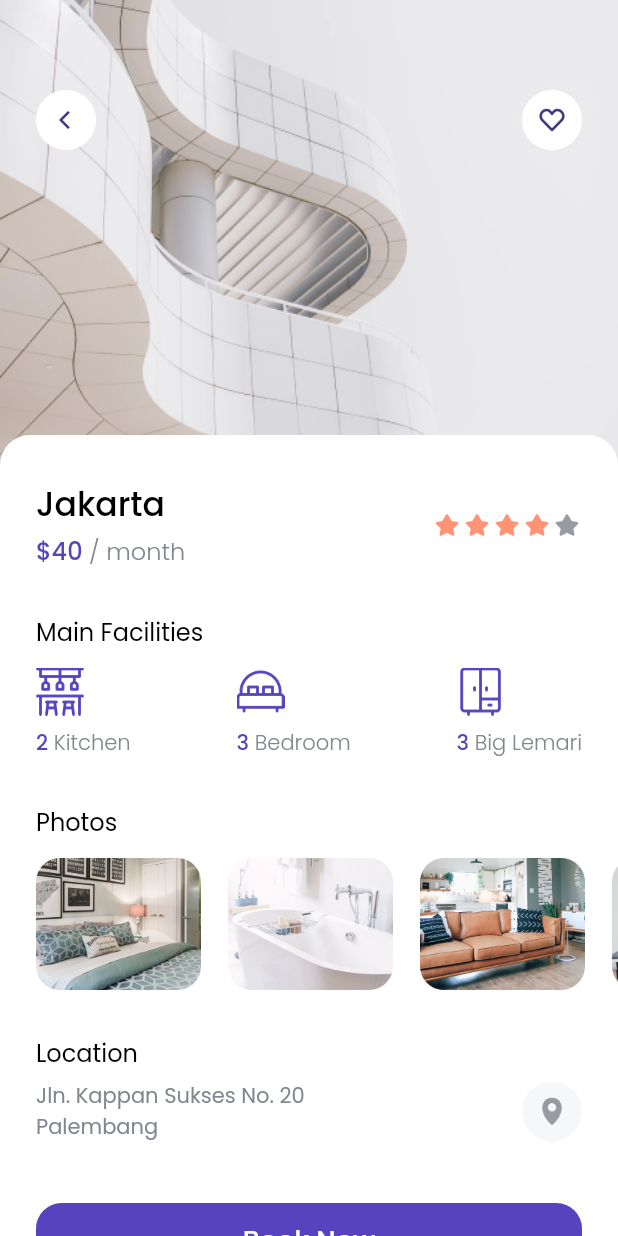
After one commit to muharrir/cozy, a Flutter app: the HomePage screen opened by its route, after a tap on "Jakarta", on a phone screen of 412 x 824 dp. The commit adds this screen. Run offline on Flutter 3.47's test engine with Material 2 defaults, Android fonts, the phone set to English and light mode, and no system bars; our stand-ins replace google_fonts.

Commit message:
added&update  widget + added details page

```diff
--- /dev/null
+++ b/lib/pages/details_page.dart
@@ -0,0 +1,312 @@
+import 'package:cozy/theme.dart';
+import 'package:cozy/widgets/facilities_card.dart';
+import 'package:flutter/material.dart';
+
+class DetailsPage extends StatelessWidget {
+  final String imageUrl;
+  final String title;
+  final int? price;
+
+  const DetailsPage({
+    super.key,
+    required this.imageUrl,
+    required this.title,
+    required this.price,
+  });
+
+  @override
+  Widget build(BuildContext context) {
+    return Scaffold(
+      backgroundColor: kWhiteColor,
+      body: Stack(
+        children: [
+          Image.asset(
+            imageUrl,
+            width: double.infinity,
+            height: 350,
+            fit: BoxFit.cover,
+          ),
+          ListView(
+            children: [
+              const SizedBox(
+                height: 290,
+              ),
+              Container(
+                decoration: BoxDecoration(
+                  borderRadius: const BorderRadius.vertical(
+                    top: Radius.circular(20),
+                  ),
+                  color: kWhiteColor,
+                ),
+                child: Column(
+                  crossAxisAlignment: CrossAxisAlignment.start,
+                  children: [
+                    const SizedBox(
+                      height: 30,
+                    ),
+                    Padding(
+                      padding: const EdgeInsets.symmetric(horizontal: 24),
+                      child: Row(
+                        mainAxisAlignment: MainAxisAlignment.spaceBetween,
+                        children: [
+                          Column(
+                            crossAxisAlignment: CrossAxisAlignment.start,
+                            children: [
+                              Text(
+                                title,
+                                style: blackTextStyle.copyWith(
+                                  fontSize: 22,
+                                  fontWeight: medium,
+                                ),
+                              ),
+                              const SizedBox(
+                                height: 2,
+                              ),
+                              Text.rich(
+                                TextSpan(
+                                  text: '\$$price',
+                                  style: purpleTextStyle.copyWith(
+                                    fontSize: 16,
+                                    fontWeight: medium,
+                                  ),
+                                  children: [
+                                    TextSpan(
+                                      text: ' / month',
+                                      style: greyTextStyle.copyWith(
+                                        fontSize: 16,
+                                        fontWeight: light,
+                                      ),
+                                    ),
+                                  ],
+                                ),
+                              ),
+                            ],
+                          ),
+                          Row(
+                            children: [
+                              Image.asset(
+                                'assets/icon_star.png',
+                                width: 20,
+                              ),
+                              Image.asset(
+                                'assets/icon_star.png',
+                                width: 20,
+                              ),
+                              Image.asset(
+                                'assets/icon_star.png',
+                                width: 20,
+                              ),
+                              Image.asset(
+                                'assets/icon_star.png',
+                                width: 20,
+                              ),
+                              Image.asset(
+                                'assets/icon_star.png',
+                                width: 20,
+                                color: kGreyColor2,
+                              ),
+                            ],
+                          ),
+                        ],
+                      ),
+                    ),
+                    const SizedBox(
+                      height: 30,
+                    ),
+                    Padding(
+                      padding: const EdgeInsets.symmetric(horizontal: 24),
+                      child: Column(
+                        crossAxisAlignment: CrossAxisAlignment.start,
+                        children: [
+                          Text(
+                            'Main Facilities',
+                            style: blackTextStyle.copyWith(
+                              fontSize: 16,
+                            ),
+                          ),
+                          const SizedBox(
+                            height: 12,
+                          ),
+                          Row(
+                            mainAxisAlignment: MainAxisAlignment.spaceBetween,
+                            children: const [
+                              FacilitiesCard(
+                                imageUrl: 'assets/icon_kitchen.png',
+                                amount: 2,
+                                type: ' Kitchen',
+                              ),
+                              FacilitiesCard(
+                                imageUrl: 'assets/icon_bedroom.png',
+                                amount: 3,
+                                type: ' Bedroom',
+                              ),
+                              FacilitiesCard(
+                                imageUrl: 'assets/icon_cupboard.png',
+                                amount: 3,
+                                type: ' Big Lemari',
+                              ),
+                            ],
+                          ),
+                        ],
+                      ),
+                    ),
+                    const SizedBox(
+                      height: 30,
+                    ),
+                    Column(
+                      crossAxisAlignment: CrossAxisAlignment.start,
+                      children: [
+                        Padding(
+                          padding: const EdgeInsets.symmetric(horizontal: 24),
+                          child: Text(
+                            'Photos',
+                            style: blackTextStyle.copyWith(
+                              fontSize: 16,
+                            ),
+                          ),
+                        ),
+                        const SizedBox(
+                          height: 12,
+                        ),
+                        SingleChildScrollView(
+                          scrollDirection: Axis.horizontal,
+                          child: Row(
+                            children: [
+                              const SizedBox(
+                                width: 24,
+                              ),
+                              Image.asset(
+                                'assets/photo1.png',
+                                width: 110,
+                                height: 88,
+                              ),
+                              const SizedBox(
+                                width: 18,
+                              ),
+                              Image.asset(
+                                'assets/photo2.png',
+                                width: 110,
+                                height: 88,
+                              ),
+                              const SizedBox(
+                                width: 18,
+                              ),
+                              Image.asset(
+                                'assets/photo3.png',
+                                width: 110,
+                                height: 88,
+                              ),
+                              const SizedBox(
+                                width: 18,
+                              ),
+                              Image.asset(
+                                'assets/photo4.png',
+                                width: 110,
+                                height: 88,
+                              ),
+                              const SizedBox(
+                                width: 18,
+                              ),
+                              Image.asset(
+                                'assets/photo5.png',
+                                width: 110,
+                                height: 88,
+                              ),
+                              const SizedBox(
+                                width: 24,
+                              ),
+                            ],
+                          ),
+                        ),
+                      ],
+                    ),
+                    const SizedBox(
+                      height: 30,
+                    ),
+                    Padding(
+                      padding: const EdgeInsets.symmetric(horizontal: 24),
+                      child: Column(
+                        crossAxisAlignment: CrossAxisAlignment.start,
+                        children: [
+                          Text(
+                            'Location',
+                            style: blackTextStyle.copyWith(
+                              fontSize: 16,
+                            ),
+                          ),
+                          const SizedBox(
+                            height: 6,
+                          ),
+                          Row(
+                            mainAxisAlignment: MainAxisAlignment.spaceBetween,
+                            children: [
+                              Text(
+                                'Jln. Kappan Sukses No. 20\nPalembang',
+                                style: greyTextStyle,
+                              ),
+                              Image.asset(
+                                'assets/btn_map.png',
+                                width: 40,
+                                height: 40,
+                              ),
+                            ],
+                          ),
+                        ],
+                      ),
+                    ),
+                    Container(
+                      margin: const EdgeInsets.symmetric(
+                        horizontal: 24,
+                        vertical: 40,
+                      ),
+                      height: 50,
+                      width: double.infinity,
+                      decoration: BoxDecoration(
+                        borderRadius: BorderRadius.circular(17),
+                        color: kPurpleColor,
+                      ),
+                      child: TextButton(
+                        onPressed: (() {}),
+                        child: Text(
+                          'Book Now',
+                          style: whiteTextStyle.copyWith(
+                            fontSize: 18,
+                            fontWeight: medium,
+                          ),
+                        ),
+                      ),
+                    )
+                  ],
+                ),
+              ),
+            ],
+          ),
+          Padding(
+            padding: const EdgeInsets.symmetric(
+              horizontal: 24,
+              vertical: 60,
+            ),
+            child: Row(
+              mainAxisAlignment: MainAxisAlignment.spaceBetween,
+              children: [
+                InkWell(
+                  onTap: () {
+                    Navigator.pop(context);
+                  },
+                  child: Image.asset(
+                    'assets/btn_back.png',
+                    width: 40,
+                  ),
+                ),
+                Image.asset(
+                  'assets/btn_wishlist.png',
+                  width: 40,
+                ),
+              ],
+            ),
+          ),
+        ],
+      ),
+    );
+  }
+}
--- a/lib/pages/home_page.dart
+++ b/lib/pages/home_page.dart
@@ -149,6 +149,20 @@ class HomePage extends StatelessWidget {
                     city: 'Jakarta, Indonesia',
                     rating: 3,
                   ),
+                  const SpaceCard(
+                    imageUrl: 'assets/space4.png',
+                    title: 'Orang Crown',
+                    price: 552,
+                    city: 'Halla, Sumatra',
+                    rating: 5,
+                  ),
+                  const SpaceCard(
+                    imageUrl: 'assets/space5.png',
+                    title: 'City of Cactus',
+                    price: 20,
+                    city: 'Jakarta, Indonesia',
+                    rating: 3,
+                  ),
                 ],
               ),
             ),
--- a/lib/widgets/city_card.dart
+++ b/lib/widgets/city_card.dart
@@ -1,3 +1,4 @@
+import 'package:cozy/pages/details_page.dart';
 import 'package:flutter/material.dart';
 
 import '../theme.dart';
@@ -16,7 +17,20 @@ class CityCard extends StatelessWidget {
 
   @override
   Widget build(BuildContext context) {
-    return Container(
+    return GestureDetector(
+      onTap: () {
+        Navigator.push(
+          context,
+          MaterialPageRoute(
+            builder: (context) => DetailsPage(
+              imageUrl: imageUrl,
+              title: city,
+              price: 40,
+            ),
+          ),
+        );
+      },
+      child: Container(
         width: 120,
         height: 150,
         margin: const EdgeInsets.only(
@@ -81,6 +95,7 @@ class CityCard extends StatelessWidget {
             )
           ],
         ),
+      ),
     );
   }
 }
--- /dev/null
+++ b/lib/widgets/facilities_card.dart
@@ -0,0 +1,47 @@
+import 'package:cozy/theme.dart';
+import 'package:flutter/material.dart';
+
+class FacilitiesCard extends StatelessWidget {
+  final String imageUrl;
+  final int amount;
+  final String type;
+
+  const FacilitiesCard({
+    super.key,
+    required this.imageUrl,
+    required this.amount,
+    required this.type,
+  });
+
+  @override
+  Widget build(BuildContext context) {
+    return Column(
+      crossAxisAlignment: CrossAxisAlignment.start,
+      children: [
+        Image.asset(
+          imageUrl,
+          width: 32,
+        ),
+        const SizedBox(
+          height: 8,
+        ),
+        Text.rich(
+          TextSpan(
+            text: amount.toString(),
+            style: purpleTextStyle.copyWith(
+              fontWeight: medium,
+            ),
+            children: [
+              TextSpan(
+                text: type,
+                style: greyTextStyle.copyWith(
+                  fontWeight: light,
+                ),
+              ),
+            ],
+          ),
+        ),
+      ],
+    );
+  }
+}
--- a/lib/widgets/space_card.dart
+++ b/lib/widgets/space_card.dart
@@ -1,3 +1,4 @@
+import 'package:cozy/pages/details_page.dart';
 import 'package:cozy/theme.dart';
 import 'package:flutter/material.dart';
 
@@ -19,7 +20,20 @@ class SpaceCard extends StatelessWidget {
 
   @override
   Widget build(BuildContext context) {
-    return Container(
+    return GestureDetector(
+      onTap: () {
+        Navigator.push(
+          context,
+          MaterialPageRoute(
+            builder: (context) => DetailsPage(
+              imageUrl: imageUrl,
+              title: title,
+              price: price,
+            ),
+          ),
+        );
+      },
+      child: Container(
         margin: const EdgeInsets.only(bottom: 30),
         child: Row(
           children: [
@@ -115,6 +129,7 @@ class SpaceCard extends StatelessWidget {
             ),
           ],
         ),
+      ),
     );
   }
 }
```
Also changed, not shown: assets/photo4.png (added), assets/photo5.png (added), assets/space4.png (added), assets/space5.png (added). Lines whose indentation alone changed are shown as unchanged.
